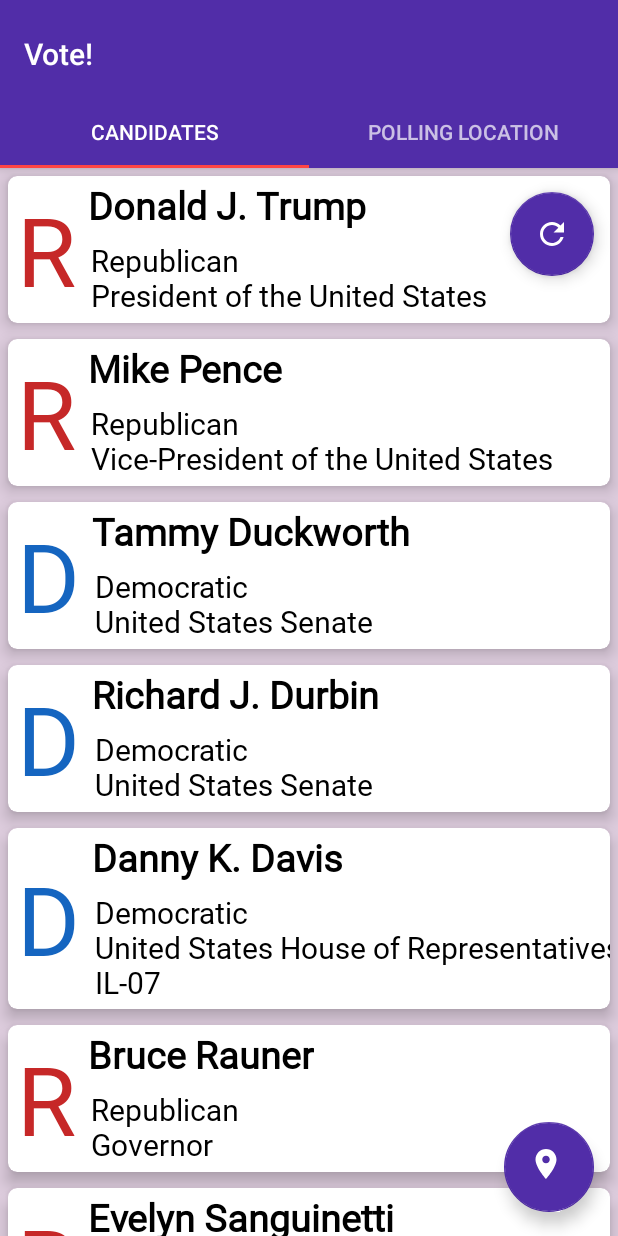
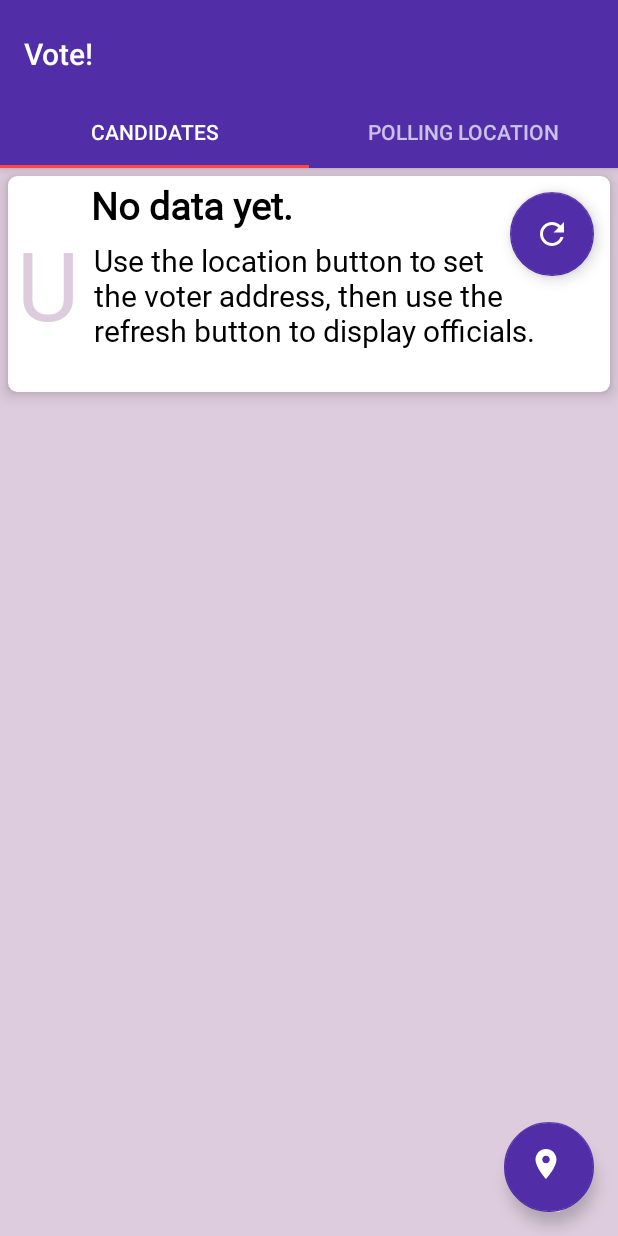
Before and after one commit to arynh/vote, an Android app: the screen it shows after launch (MainActivity), on a phone screen of 412 x 824 dp. Run offline under Robolectric (Android 15) with nearby library versions, the phone set to English and light mode, and no system bars; our stand-ins replace Volley.

Commit message:
put directions on the no data screen

```diff
--- a/app/src/main/java/cs125/mp7/vote/LocalTab.java
+++ b/app/src/main/java/cs125/mp7/vote/LocalTab.java
@@ -52,7 +52,8 @@ public class LocalTab extends Fragment {
         } catch (Exception e) {
             Log.e(TAG, "makeLocalData: " + e.toString());
             CardData[] data = new CardData[1];
-            data[0] = new CardData("no", "data", "yet");
+            data[0] = new CardData("No data yet.", "Use the location button to set\n" +
+                    "the voter address, then use the\nrefresh button to display officials.", "");
             return data;
         }
         for (JsonElement official : officials) {
--- a/app/src/main/java/cs125/mp7/vote/MainActivity.java
+++ b/app/src/main/java/cs125/mp7/vote/MainActivity.java
@@ -30,9 +30,9 @@ public class MainActivity extends AppCompatActivity {
 
     private static RequestQueue requestQueue;
 
-    private static String jsonInformationTemp = "";
+    private static String jsonInformation = "";
 
-    private static String jsonInformation = "{\n" +
+    private static String jsonInformationTemp = "{\n" +
             " \"kind\": \"civicinfo#representativeInfoResponse\",\n" +
             " \"normalizedInput\": {\n" +
             "  \"line1\": \"1012 West Illinois Street\",\n" +
```
